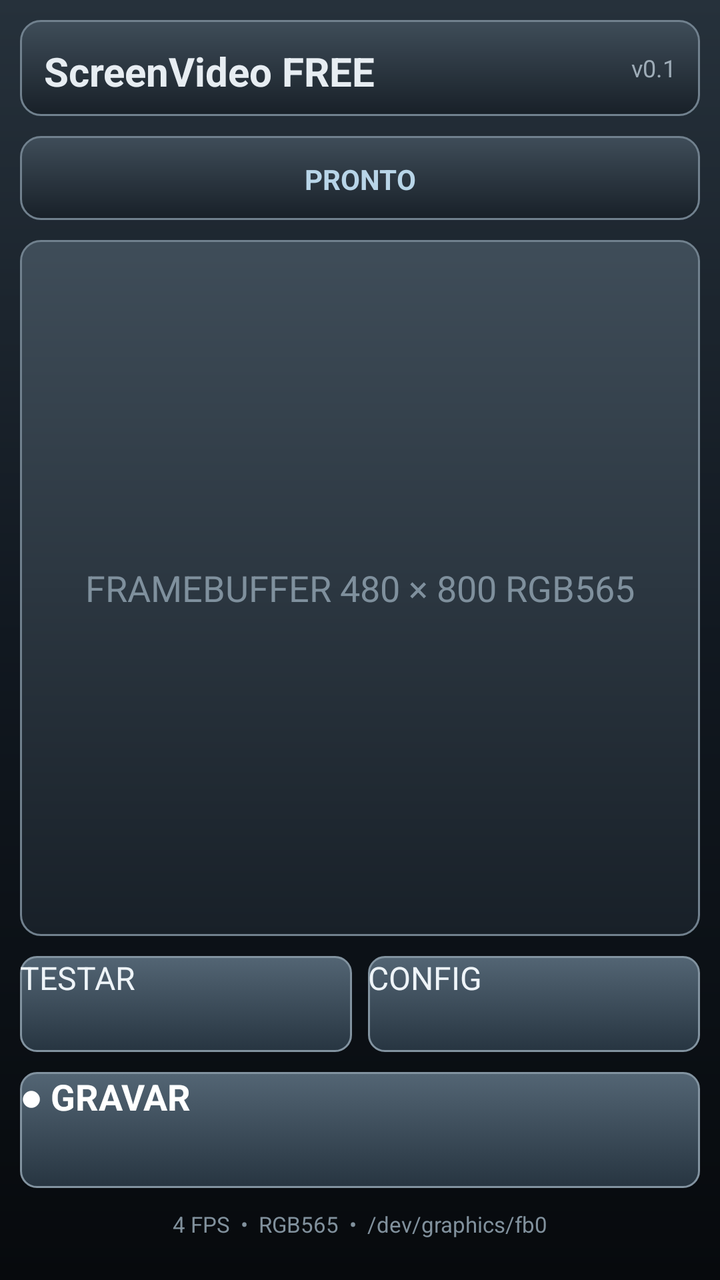
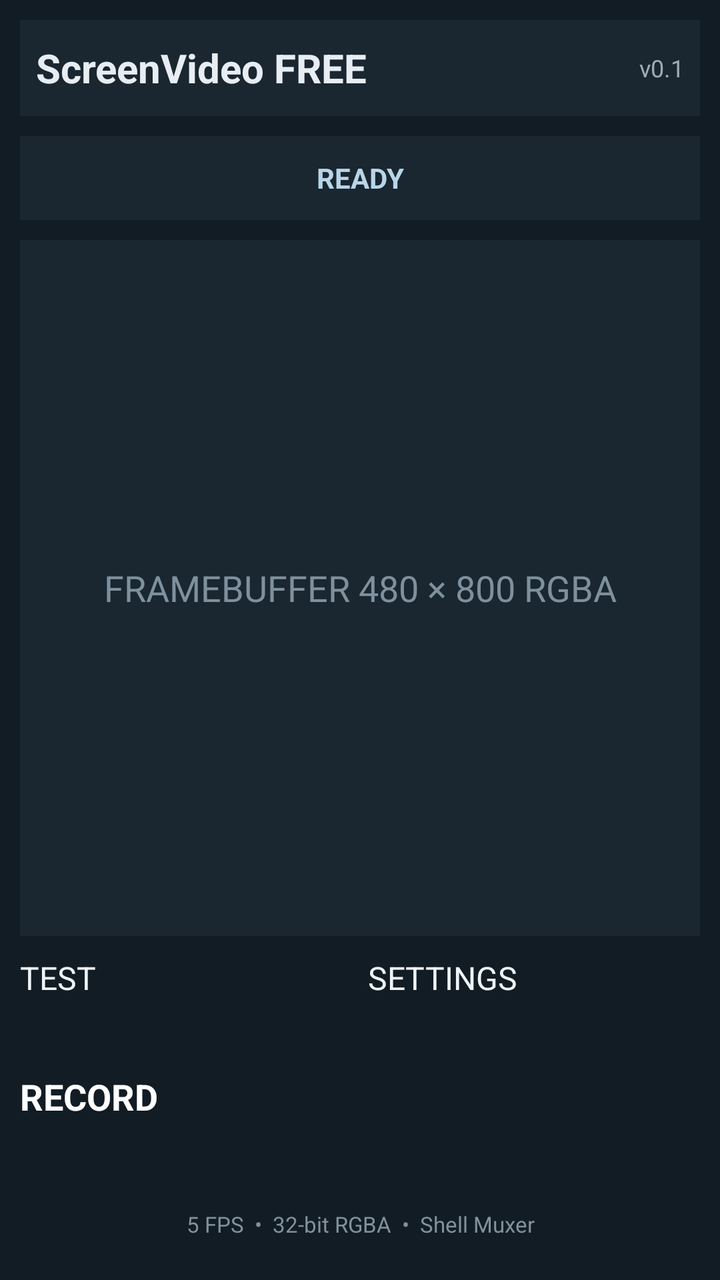

Compare the two renders of this Android layout. The source of the first and the diff that turns it into the second are given below.
<!-- AndroidManifest.xml: application theme AppTheme -->
<!-- res/layout/activity_main.xml -->
<?xml version="1.0" encoding="utf-8"?>
<LinearLayout xmlns:android="http://schemas.android.com/apk/res/android"
    android:layout_width="match_parent"
    android:layout_height="match_parent"
    android:orientation="vertical"
    android:padding="10dp"
    android:background="@drawable/bg_main">

    <LinearLayout
        android:layout_width="match_parent"
        android:layout_height="48dp"
        android:gravity="center_vertical"
        android:background="@drawable/panel">

        <TextView
            android:layout_width="0dp"
            android:layout_height="wrap_content"
            android:layout_weight="1"
            android:text="@string/app_name"
            android:textColor="#e7edf2"
            android:textSize="20sp"
            android:textStyle="bold"/>

        <TextView
            android:id="@+id/version"
            android:layout_width="wrap_content"
            android:layout_height="wrap_content"
            android:text="v0.1"
            android:textColor="#9eacb7"
            android:textSize="12sp"/>
    </LinearLayout>

    <TextView
        android:id="@+id/status"
        android:layout_width="match_parent"
        android:layout_height="42dp"
        android:layout_marginTop="10dp"
        android:gravity="center"
        android:text="@string/ready"
        android:textColor="#b8d5e8"
        android:textStyle="bold"
        android:background="@drawable/panel"/>

    <TextView
        android:id="@+id/preview"
        android:layout_width="match_parent"
        android:layout_height="0dp"
        android:layout_weight="1"
        android:layout_marginTop="10dp"
        android:gravity="center"
        android:text="FRAMEBUFFER
480 × 800
RGB565"
        android:textColor="#7f909d"
        android:textSize="18sp"
        android:background="@drawable/panel"/>

    <LinearLayout
        android:layout_width="match_parent"
        android:layout_height="wrap_content"
        android:layout_marginTop="10dp"
        android:orientation="horizontal">

        <Button
            android:id="@+id/test"
            android:layout_width="0dp"
            android:layout_height="48dp"
            android:layout_weight="1"
            android:text="TESTAR"
            android:textColor="#eef4f8"
            android:background="@drawable/button"/>

        <Space
            android:layout_width="8dp"
            android:layout_height="1dp"/>

        <Button
            android:id="@+id/settings"
            android:layout_width="0dp"
            android:layout_height="48dp"
            android:layout_weight="1"
            android:text="CONFIG"
            android:textColor="#eef4f8"
            android:background="@drawable/button"/>
    </LinearLayout>

    <Button
        android:id="@+id/record"
        android:layout_width="match_parent"
        android:layout_height="58dp"
        android:layout_marginTop="10dp"
        android:text="@string/record"
        android:textColor="#ffffff"
        android:textSize="18sp"
        android:textStyle="bold"
        android:background="@drawable/button"/>

    <TextView
        android:id="@+id/info"
        android:layout_width="match_parent"
        android:layout_height="36dp"
        android:gravity="center"
        android:text="4 FPS  •  RGB565  •  /dev/graphics/fb0"
        android:textColor="#81919d"
        android:textSize="11sp"/>
</LinearLayout>
<!-- resources referenced by this layout -->
<resources>
  <!-- drawable bg_main (drawable) -->
  <?xml version="1.0" encoding="utf-8"?>
  <shape xmlns:android="http://schemas.android.com/apk/res/android" android:shape="rectangle">
      <gradient android:angle="270" android:startColor="#26313b" android:centerColor="#111820" android:endColor="#070a0d"/>
  </shape>
  <!-- drawable button (drawable) -->
  <?xml version="1.0" encoding="utf-8"?>
  <selector xmlns:android="http://schemas.android.com/apk/res/android">
      <item android:state_pressed="true">
          <shape android:shape="rectangle">
              <corners android:radius="8dp"/>
              <gradient android:angle="270" android:startColor="#71879a" android:endColor="#344452"/>
              <stroke android:width="1dp" android:color="#aebdca"/>
          </shape>
      </item>
      <item>
          <shape android:shape="rectangle">
              <corners android:radius="8dp"/>
              <gradient android:angle="270" android:startColor="#536574" android:endColor="#273541"/>
              <stroke android:width="1dp" android:color="#8293a0"/>
          </shape>
      </item>
  </selector>
  <!-- drawable panel (drawable) -->
  <?xml version="1.0" encoding="utf-8"?>
  <shape xmlns:android="http://schemas.android.com/apk/res/android" android:shape="rectangle">
      <corners android:radius="10dp"/>
      <gradient android:angle="270" android:startColor="#3f4d59" android:endColor="#182028"/>
      <stroke android:width="1dp" android:color="#71818e"/>
      <padding android:left="12dp" android:top="12dp" android:right="12dp" android:bottom="12dp"/>
  </shape>
  <string name="app_name">ScreenVideo FREE</string>
  <string name="ready">PRONTO</string>
  <string name="record">● GRAVAR</string>
  <style name="AppTheme" parent="@android:style/Theme.Black.NoTitleBar">
          <item name="android:windowBackground">@drawable/bg_main</item>
          <item name="android:windowNoTitle">true</item>
      </style>
</resources>

<!-- the commit's change to res/layout/activity_main.xml (unified diff, before → after) -->
@@ -1,106 +1,103 @@
 <?xml version="1.0" encoding="utf-8"?>
 <LinearLayout xmlns:android="http://schemas.android.com/apk/res/android"
+    android:orientation="vertical"
+    android:background="#FF121C24"
+    android:padding="10dp"
     android:layout_width="match_parent"
-    android:layout_height="match_parent"
-    android:orientation="vertical"
-    android:padding="10dp"
-    android:background="@drawable/bg_main">
+    android:layout_height="match_parent">
 
     <LinearLayout
+        android:gravity="center_vertical"
+        android:background="#FF1A2630"
         android:layout_width="match_parent"
         android:layout_height="48dp"
-        android:gravity="center_vertical"
-        android:background="@drawable/panel">
+        android:paddingLeft="8dp"
+        android:paddingRight="8dp">
 
         <TextView
+            android:textSize="20sp"
+            android:textStyle="bold"
+            android:textColor="#FFE7EDF2"
             android:layout_width="0dp"
             android:layout_height="wrap_content"
-            android:layout_weight="1"
-            android:text="@string/app_name"
-            android:textColor="#e7edf2"
-            android:textSize="20sp"
-            android:textStyle="bold"/>
+            android:text="ScreenVideo FREE"
+            android:layout_weight="1.0" />
 
         <TextView
             android:id="@+id/version"
+            android:textSize="12sp"
+            android:textColor="#FF9EACB7"
             android:layout_width="wrap_content"
             android:layout_height="wrap_content"
-            android:text="v0.1"
-            android:textColor="#9eacb7"
-            android:textSize="12sp"/>
+            android:text="v0.1" />
+
     </LinearLayout>
 
     <TextView
-        android:id="@+id/status"
+        android:textStyle="bold"
+        android:textColor="#FFB8D5E8"
+        android:gravity="center"
+        android:background="#FF1A2630"
         android:layout_width="match_parent"
         android:layout_height="42dp"
         android:layout_marginTop="10dp"
-        android:gravity="center"
-        android:text="@string/ready"
-        android:textColor="#b8d5e8"
-        android:textStyle="bold"
-        android:background="@drawable/panel"/>
+        android:text="READY" />
 
     <TextView
-        android:id="@+id/preview"
+        android:textSize="18sp"
+        android:textColor="#FF7F909D"
+        android:gravity="center"
+        android:background="#FF1A2630"
         android:layout_width="match_parent"
         android:layout_height="0dp"
-        android:layout_weight="1"
         android:layout_marginTop="10dp"
-        android:gravity="center"
-        android:text="FRAMEBUFFER
-480 × 800
-RGB565"
-        android:textColor="#7f909d"
-        android:textSize="18sp"
-        android:background="@drawable/panel"/>
+        android:text="FRAMEBUFFER 480 × 800 RGBA"
+        android:layout_weight="1.0" />
 
     <LinearLayout
+        android:orientation="horizontal"
         android:layout_width="match_parent"
         android:layout_height="wrap_content"
-        android:layout_marginTop="10dp"
-        android:orientation="horizontal">
+        android:layout_marginTop="10dp">
 
         <Button
             android:id="@+id/test"
+            android:textColor="#FFEEF4F8"
             android:layout_width="0dp"
             android:layout_height="48dp"
-            android:layout_weight="1"
-            android:text="TESTAR"
-            android:textColor="#eef4f8"
-            android:background="@drawable/button"/>
+            android:text="TEST"
+            android:layout_weight="1.0" />
 
-        <Space
+        <View
             android:layout_width="8dp"
-            android:layout_height="1dp"/>
+            android:layout_height="1dp" />
 
         <Button
             android:id="@+id/settings"
+            android:textColor="#FFEEF4F8"
             android:layout_width="0dp"
             android:layout_height="48dp"
-            android:layout_weight="1"
-            android:text="CONFIG"
-            android:textColor="#eef4f8"
-            android:background="@drawable/button"/>
+            android:text="SETTINGS"
+            android:layout_weight="1.0" />
+
     </LinearLayout>
 
     <Button
         android:id="@+id/record"
+        android:textSize="18sp"
+        android:textStyle="bold"
+        android:textColor="#FFFFFFFF"
         android:layout_width="match_parent"
         android:layout_height="58dp"
         android:layout_marginTop="10dp"
-        android:text="@string/record"
-        android:textColor="#ffffff"
-        android:textSize="18sp"
-        android:textStyle="bold"
-        android:background="@drawable/button"/>
+        android:text="RECORD" />
 
     <TextView
-        android:id="@+id/info"
+        android:textSize="11sp"
+        android:textColor="#FF81919D"
+        android:gravity="center"
         android:layout_width="match_parent"
         android:layout_height="36dp"
-        android:gravity="center"
-        android:text="4 FPS  •  RGB565  •  /dev/graphics/fb0"
-        android:textColor="#81919d"
-        android:textSize="11sp"/>
+        android:text="5 FPS  •  32-bit RGBA  •  Shell Muxer" />
+
 </LinearLayout>
<!-- resource entries referenced after the edit -->
@@ -1,42 +1,13 @@
 <!-- resources referenced by this layout -->
 <resources>
+  <style name="AppTheme" parent="@android:style/Theme.Black.NoTitleBar">
+          <item name="android:windowBackground">@drawable/bg_main</item>
+          <item name="android:windowNoTitle">true</item>
+      </style>
   <!-- drawable bg_main (drawable) -->
   <?xml version="1.0" encoding="utf-8"?>
   <shape xmlns:android="http://schemas.android.com/apk/res/android" android:shape="rectangle">
       <gradient android:angle="270" android:startColor="#26313b" android:centerColor="#111820" android:endColor="#070a0d"/>
   </shape>
-  <!-- drawable button (drawable) -->
-  <?xml version="1.0" encoding="utf-8"?>
-  <selector xmlns:android="http://schemas.android.com/apk/res/android">
-      <item android:state_pressed="true">
-          <shape android:shape="rectangle">
-              <corners android:radius="8dp"/>
-              <gradient android:angle="270" android:startColor="#71879a" android:endColor="#344452"/>
-              <stroke android:width="1dp" android:color="#aebdca"/>
-          </shape>
-      </item>
-      <item>
-          <shape android:shape="rectangle">
-              <corners android:radius="8dp"/>
-              <gradient android:angle="270" android:startColor="#536574" android:endColor="#273541"/>
-              <stroke android:width="1dp" android:color="#8293a0"/>
-          </shape>
-      </item>
-  </selector>
-  <!-- drawable panel (drawable) -->
-  <?xml version="1.0" encoding="utf-8"?>
-  <shape xmlns:android="http://schemas.android.com/apk/res/android" android:shape="rectangle">
-      <corners android:radius="10dp"/>
-      <gradient android:angle="270" android:startColor="#3f4d59" android:endColor="#182028"/>
-      <stroke android:width="1dp" android:color="#71818e"/>
-      <padding android:left="12dp" android:top="12dp" android:right="12dp" android:bottom="12dp"/>
-  </shape>
-  <string name="app_name">ScreenVideo FREE</string>
-  <string name="ready">PRONTO</string>
-  <string name="record">● GRAVAR</string>
-  <style name="AppTheme" parent="@android:style/Theme.Black.NoTitleBar">
-          <item name="android:windowBackground">@drawable/bg_main</item>
-          <item name="android:windowNoTitle">true</item>
-      </style>
 </resources>
 
